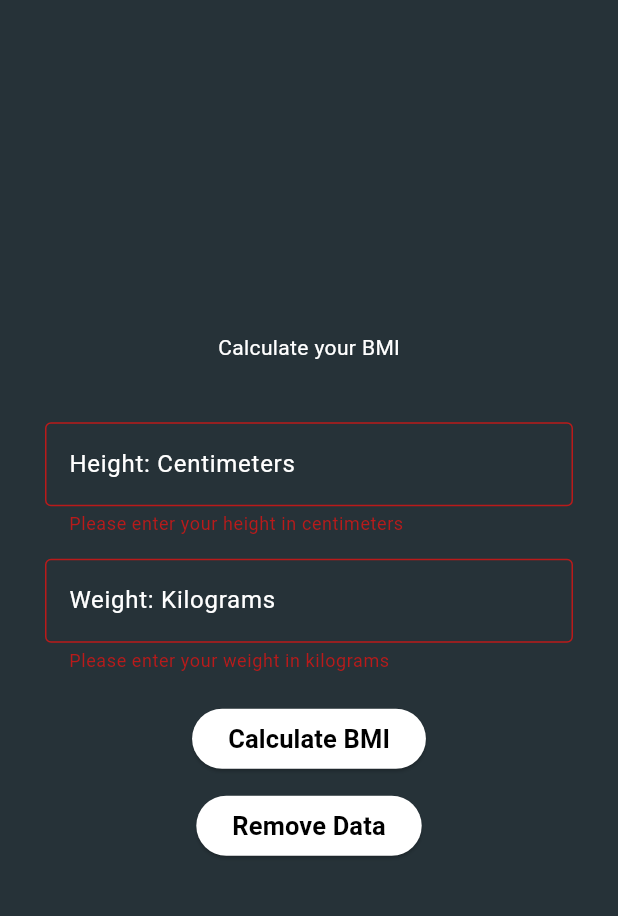
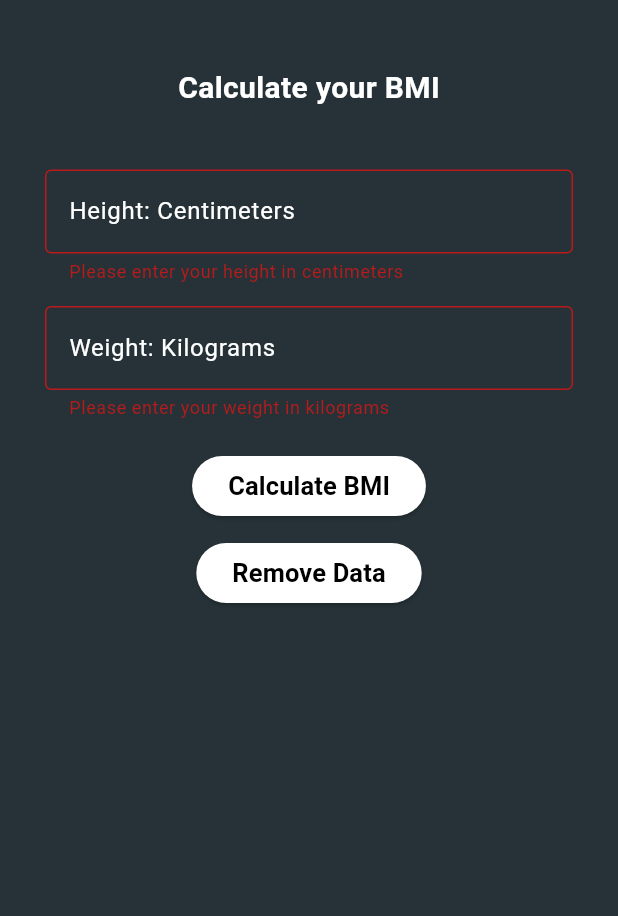
Before and after one commit to IsagiYoichi13/shared-preferences, a Flutter app: the screen it shows after launch, after a tap on "Calculate BMI", on a phone screen of 412 x 824 dp, the part 63-979 px from its top. Run offline on Flutter 3.47's test engine with Material 3 defaults, Android fonts, the phone set to English and light mode, and no system bars; our stand-ins replace shared_preferences.

Commit message:
working all functions

```diff
--- a/lib/bmi_page.dart
+++ b/lib/bmi_page.dart
@@ -21,9 +21,7 @@ class _MyDmiCalculatorState extends State<MyDmiCalculator> {
   @override
   void initState() {
     super.initState();
-    _saveText();
     _loadText();
-    _removeText();
   }
 
   Future<void> _saveText() async {
@@ -61,7 +59,7 @@ class _MyDmiCalculatorState extends State<MyDmiCalculator> {
     super.dispose();
   }
 
-  void _submit() {
+  void _submit() async {
     if (_formKey.currentState!.validate()) {
       final double heightCm = double.tryParse(_heightController.text) ?? 0;
       final double weightKg = double.tryParse(_weightController.text) ?? 0;
@@ -84,7 +82,7 @@ class _MyDmiCalculatorState extends State<MyDmiCalculator> {
               "You have a higher than normal body weight. Try to exercise more.";
         } else {
           result = "Obesity";
-          information = "Please exercise more and less eat.";
+          information = "Please exercise more and eat less.";
         }
 
         setState(() {
@@ -92,6 +90,7 @@ class _MyDmiCalculatorState extends State<MyDmiCalculator> {
           _bmiCategory = result;
           _bmiInfo = information;
         });
+        await _saveText();
       } else {
         ScaffoldMessenger.of(context).showSnackBar(
           const SnackBar(content: Text("Please enter valid height and weight")),
@@ -100,47 +99,16 @@ class _MyDmiCalculatorState extends State<MyDmiCalculator> {
     }
   }
 
-  // void _remove() {
-  //   if (_formKey.currentState!.validate()) {
-  //     final double heightCm = double.tryParse(_heightController.text) ?? 0;
-  //     final double weightKg = double.tryParse(_weightController.text) ?? 0;
-
-  //     if (heightCm > 0 && weightKg > 0) {
-  //       final double bmi = weightKg /
-  //           ((heightCm / 100) * (heightCm / 100)); // Use height in cm directly
-
-  //       String result;
-  //       if (bmi < 18.5) {
-  //         result = "Underweight";
-  //         result =
-  //             "You have a lower than normal body weight. You can eat a bit more.";
-  //       } else if (bmi >= 18.5 && bmi <= 24.9) {
-  //         result =
-  //             "Healthy weight range\nYou have a normal body weight. Good job!";
-  //       } else if (bmi >= 25 && bmi <= 29.9) {
-  //         result = "Overweight";
-  //         result =
-  //             "You have a higher than normal body weight. Try to exercise more.";
-  //       } else {
-  //         result = "Obesity";
-  //       }
-  //       setState(() {
-  //         _bmiResult = "Your BMI is ${bmi.toStringAsFixed(2)}";
-  //         _bmiCategory = result;
-  //       });
-  //     } else {
-  //       ScaffoldMessenger.of(context).showSnackBar(
-  //         const SnackBar(content: Text("Please enter valid height and weight")),
-  //       );
-  //     }
-  //   }
-  // }
-
   String? _heightValidator(String? height) {
     if (height == null || height.isEmpty) {
       return 'Please enter your height in centimeters';
-    } else if (!RegExp(r'^\d*\.?\d+$').hasMatch(height)) {
+    } else if (!RegExp(r'^\d+(\.\d+)?$').hasMatch(height)) {
       return "Please enter a valid height in centimeters";
+    } else {
+      final double heightValue = double.parse(height);
+      if (heightValue < 50 || heightValue > 300) {
+        return "Please enter a height between 50 cm and 300 cm";
+      }
     }
     return null;
   }
@@ -150,6 +118,11 @@ class _MyDmiCalculatorState extends State<MyDmiCalculator> {
       return 'Please enter your weight in kilograms';
     } else if (!RegExp(r'^\d+(\.\d+)?$').hasMatch(weight)) {
       return "Please enter a valid weight";
+    } else {
+      final double weightValue = double.parse(weight);
+      if (weightValue < 3 || weightValue > 500) {
+        return "Please enter a weight between 3 kg and 500 kg";
+      }
     }
     return null;
   }
@@ -171,11 +144,14 @@ class _MyDmiCalculatorState extends State<MyDmiCalculator> {
           child: Form(
             key: _formKey,
             child: Column(
-              mainAxisAlignment: MainAxisAlignment.center,
+              mainAxisAlignment: MainAxisAlignment.start,
               children: [
                 const Text(
                   "Calculate your BMI",
-                  style: TextStyle(color: Colors.white),
+                  style: TextStyle(
+                      color: Colors.white,
+                      fontSize: 20,
+                      fontWeight: FontWeight.bold),
                 ),
                 const SizedBox(height: 20),
                 if (_bmiResult.isNotEmpty) ...[
```
Also changed, not shown: lib/bmi_result.dart (deleted, +0 -34 lines).
